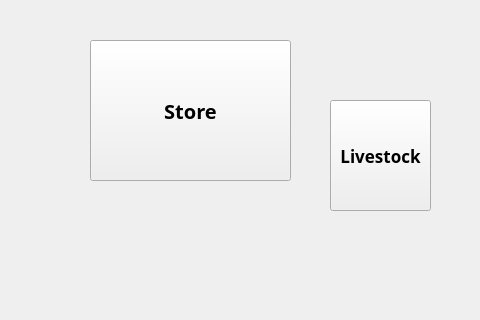
This is mainpage.ui in Pouya3/farm-project as Qt 5 draws it before an edit; both pictures show x 0 to 480 and y 0 to 320 of the 1273 by 600 pixel window. The edited form follows.
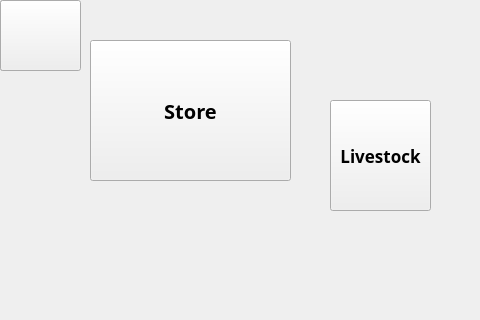
This is the edited form.

Patch:
```diff
--- a/mainpage.ui
+++ b/mainpage.ui
@@ -182,6 +182,32 @@
      <string>Livestock</string>
     </property>
    </widget>
+   <widget class="QPushButton" name="pushButton_m_1">
+    <property name="geometry">
+     <rect>
+      <x>0</x>
+      <y>0</y>
+      <width>80</width>
+      <height>71</height>
+     </rect>
+    </property>
+    <property name="text">
+     <string/>
+    </property>
+   </widget>
+   <widget class="QPushButton" name="pushButton_mm_2">
+    <property name="geometry">
+     <rect>
+      <x>0</x>
+      <y>0</y>
+      <width>81</width>
+      <height>71</height>
+     </rect>
+    </property>
+    <property name="text">
+     <string/>
+    </property>
+   </widget>
   </widget>
  </widget>
  <resources/>
```
